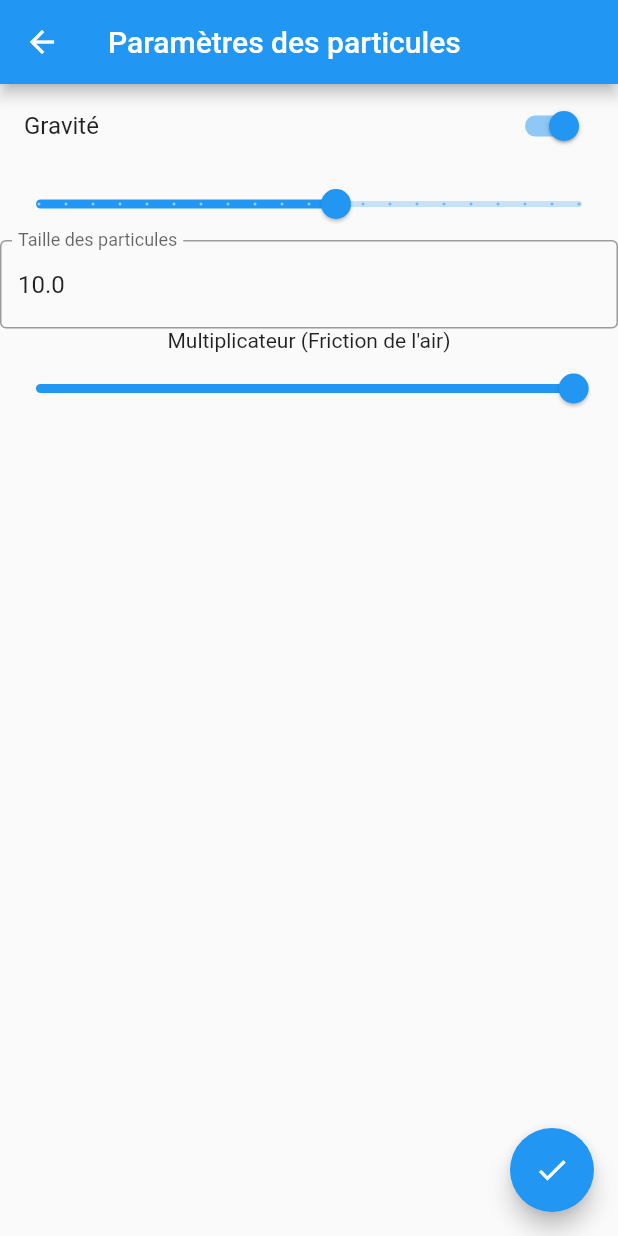
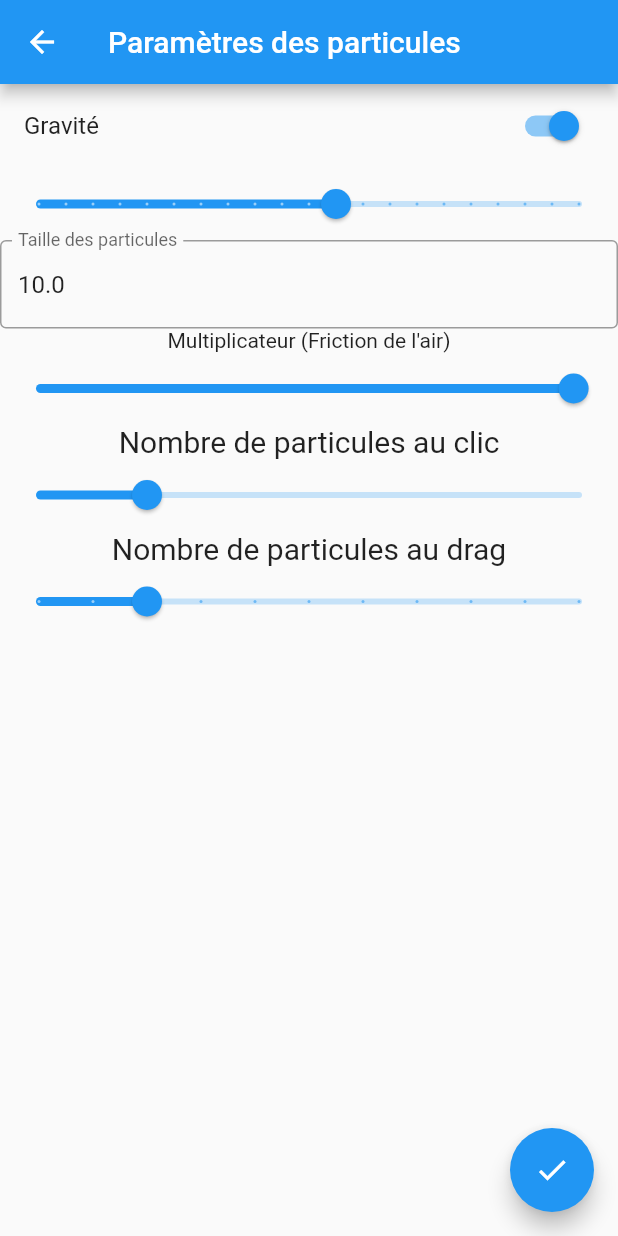
Before and after one commit to Azuras03/ParticlesEngine_Flutter, a Flutter app: the ParticleEngine screen opened directly, after a tap on the "settings" icon, on a phone screen of 412 x 824 dp. Run offline on Flutter 3.47's test engine with Material 2 defaults, Android fonts, the light colour scheme and no system bars; our stand-ins replace audioplayers.

```diff
--- a/lib/vue/particle_engine.dart
+++ b/lib/vue/particle_engine.dart
@@ -147,7 +147,7 @@ class ParticleEngineState extends State<ParticleEngine>
                     icon: const Icon(Icons.settings),
                     color: Colors.white,
                     onPressed: () {
-                      Navigator.push(context, MaterialPageRoute(builder: (context) => const ParticleSettings()));
+                      Navigator.of(context).push(_createRoute());
                     },
                   ),
                 ),
@@ -180,4 +180,25 @@ class ParticleEngineState extends State<ParticleEngine>
           child: const Icon(Icons.arrow_back),
         ));
   }
+
+  Route _createRoute() {
+    return PageRouteBuilder(
+      pageBuilder: (context, animation, secondaryAnimation) =>
+          const ParticleSettings(),
+      transitionsBuilder: (context, animation, secondaryAnimation, child) {
+        //ScaleTransition
+        var begin = 0.0;
+        var end = 1.0;
+        var tween = Tween(begin: begin, end: end);
+        var curvedAnimation = CurvedAnimation(
+          parent: animation,
+          curve: Curves.easeOutCubic,
+        );
+        return ScaleTransition(
+          scale: tween.animate(curvedAnimation),
+          child: child,
+        );
+      },
+    );
+  }
 }
--- a/lib/vue/particle_settings.dart
+++ b/lib/vue/particle_settings.dart
@@ -71,7 +71,47 @@ class _ParticleSettingsState extends State<ParticleSettings> {
                 },
               ),
             ],
-          )
+          ),
+          Column(
+            children: [
+              const Text(
+                "Nombre de particules au clic",
+                style: TextStyle(fontSize: 20),
+              ),
+              Slider(
+                value: ParticleEngine.nbParticlesClick.toDouble(),
+                min: 0,
+                max: 100,
+                divisions: 100,
+                label: ParticleEngine.nbParticlesClick.toString(),
+                onChanged: (double value) {
+                  setState(() {
+                    ParticleEngine.nbParticlesClick = value.toInt();
+                  });
+                },
+              ),
+            ],
+          ),
+          Column(
+            children: [
+              const Text(
+                "Nombre de particules au drag",
+                style: TextStyle(fontSize: 20),
+              ),
+              Slider(
+                value: ParticleEngine.nbParticlesDrag.toDouble(),
+                min: 0,
+                max: 10,
+                divisions: 10,
+                label: ParticleEngine.nbParticlesDrag.toString(),
+                onChanged: (double value) {
+                  setState(() {
+                    ParticleEngine.nbParticlesDrag = value.toInt();
+                  });
+                },
+              ),
+            ],
+          ),
         ]),
         floatingActionButton: FloatingActionButton(
           child: const Icon(Icons.check),
```
Also changed, not shown: lib/vue/home.dart (+19 -4 lines).
